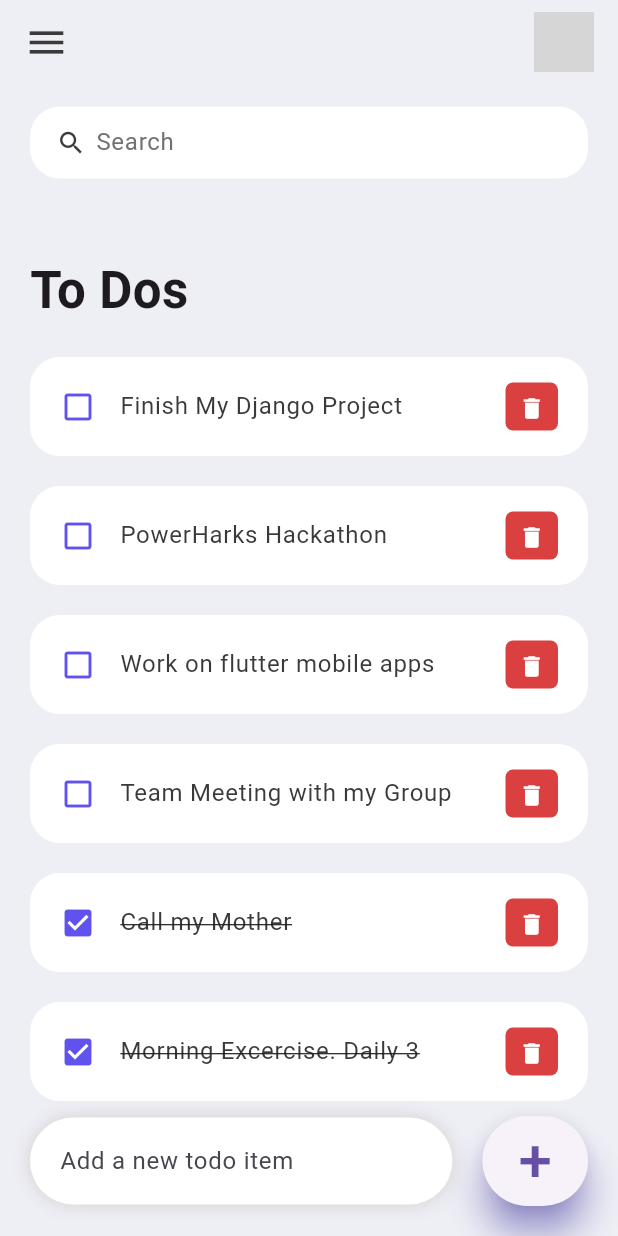
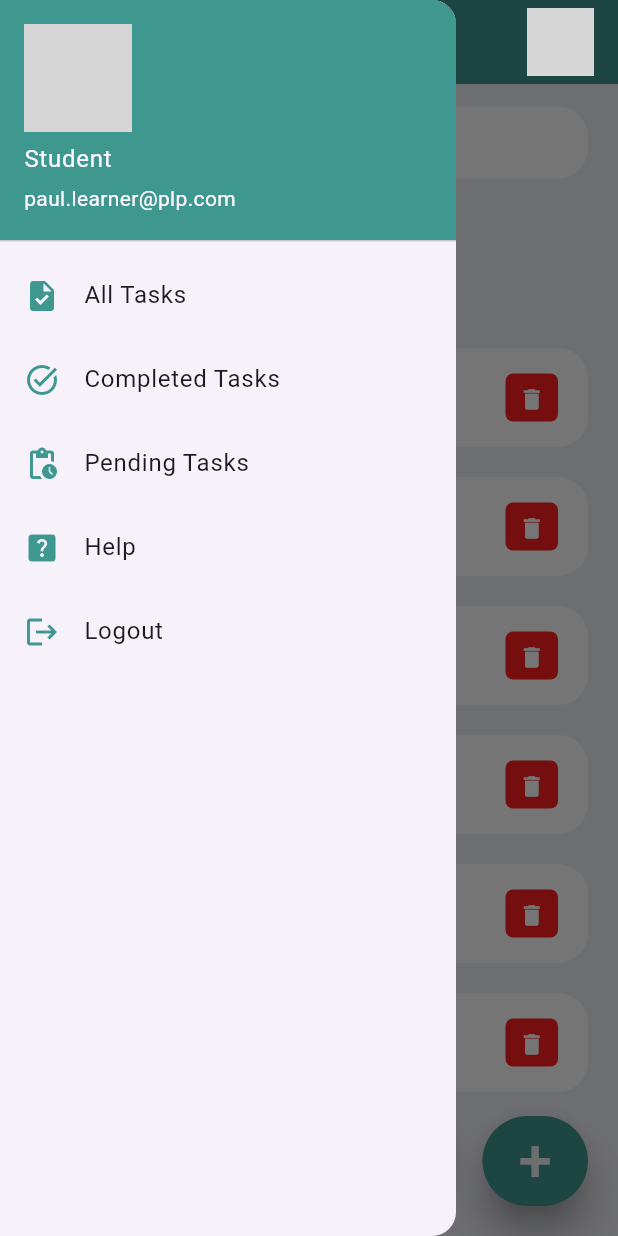
Before and after one commit to paulmagadi/PLP, a Flutter app: the screen it shows after launch, with the side drawer open (before the commit the screen has no drawer), on a phone screen of 412 x 824 dp. Run offline on Flutter 3.47's test engine with Material 3 defaults, Android fonts, the phone set to English and light mode, and no system bars; grey boxes are pictures that could not be loaded.

Commit message:
modified:   DART-and FLUTTER-HACKATHON-2/to_do_app/lib/constants/colors.dart 	modified:   DART-and FLUTTER-HACKATHON-2/to_do_app/lib/main.dart 	modified:   DART-and FLUTTER-HACKATHON-2/to_do_app/lib/screens/home.dart 	modified:   DART-and FLUTTER-HACKATHON-2/to_do_app/lib/widgets/todo_item.dart

```diff
--- a/DART-and FLUTTER-HACKATHON-2/to_do_app/lib/constants/colors.dart
+++ b/DART-and FLUTTER-HACKATHON-2/to_do_app/lib/constants/colors.dart
@@ -1,9 +1,9 @@
 import 'package:flutter/material.dart';
 
-const Color tdRed = Color(0xFFDA4040);
-const Color tdBlue = Color(0xFF5F52EE);
 
-const Color tdBlack = Color(0xFF3A3A3A);
-const Color tdGrey = Color(0xFF717171);
-
-const Color tdBGColor = Color(0xFFEEEFF5);
+const Color colorAppBar = Color.fromARGB(255, 63, 152, 143);
+const Color colorRed = Color.fromARGB(255, 255, 33, 33);
+const Color colorBlack = Color.fromARGB(255, 11, 9, 9);
+const Color colorGrey = Color.fromARGB(255, 154, 154, 154);
+const Color colorBGColor = Color(0xFFEEEFF5);
+const Color colorWhite = Color.fromARGB(255, 255, 255, 255);
--- a/DART-and FLUTTER-HACKATHON-2/to_do_app/lib/main.dart
+++ b/DART-and FLUTTER-HACKATHON-2/to_do_app/lib/main.dart
@@ -17,7 +17,7 @@ class MyApp extends StatelessWidget {
     return const MaterialApp(
       debugShowCheckedModeBanner: false,
       title: 'To Do App',
-      home: Home(),
+      home: Home(), //Home view
     );
   }
 }
--- a/DART-and FLUTTER-HACKATHON-2/to_do_app/lib/screens/home.dart
+++ b/DART-and FLUTTER-HACKATHON-2/to_do_app/lib/screens/home.dart
@@ -1,8 +1,13 @@
 import 'package:flutter/material.dart';
-
 import '../model/todo.dart';
 import '../constants/colors.dart';
 import '../widgets/todo_item.dart';
+
+enum TaskCategory {
+  all,
+  completed,
+  pending,
+}
 
 class Home extends StatefulWidget {
   const Home({Key? key}) : super(key: key);
@@ -25,7 +30,7 @@ class _HomeState extends State<Home> {
   @override
   Widget build(BuildContext context) {
     return Scaffold(
-      backgroundColor: tdBGColor,
+      backgroundColor: colorBGColor,
       appBar: _buildAppBar(),
       body: Stack(
         children: [
@@ -41,41 +46,42 @@ class _HomeState extends State<Home> {
                   child: ListView(
                     children: [
                       Container(
-                        margin:const EdgeInsets.only(
+                        margin: const EdgeInsets.only(
                           top: 50,
                           bottom: 20,
                         ),
-                        child:const Text(
-                          'To Dos',
+                        child: const Text(
+                          'Tasks',
                           style: TextStyle(
-                            fontSize: 34,
+                            fontSize: 30,
                             fontWeight: FontWeight.w600,
                           ),
                         ),
                       ),
-                      for (ToDo todoo in _foundToDo.reversed)
+                      for (ToDo todo in _foundToDo.reversed)
                         ToDoItem(
-                          todo: todoo,
+                          todo: todo,
                           onToDoChanged: _handleToDoChange,
                           onDeleteItem: _deleteToDoItem,
                         ),
                     ],
                   ),
-                )
+                ),
               ],
             ),
           ),
           Align(
             alignment: Alignment.bottomCenter,
-            child: Row(children: [
+            child: Row(
+              children: [
                 Expanded(
                   child: Container(
-                  margin:const EdgeInsets.only(
+                    margin: const EdgeInsets.only(
                       bottom: 20,
                       right: 20,
                       left: 20,
                     ),
-                  padding:const EdgeInsets.symmetric(
+                    padding: const EdgeInsets.symmetric(
                       horizontal: 20,
                       vertical: 5,
                     ),
@@ -93,14 +99,15 @@ class _HomeState extends State<Home> {
                     ),
                     child: TextField(
                       controller: _todoController,
-                    decoration:const InputDecoration(
-                        hintText: 'Add a new todo item',
-                        border: InputBorder.none),
+                      decoration: const InputDecoration(
+                        hintText: 'Add a new todo task',
+                        border: InputBorder.none,
+                      ),
                     ),
                   ),
                 ),
                 Container(
-                margin:const EdgeInsets.only(
+                  margin: const EdgeInsets.only(
                     bottom: 20,
                     right: 20,
                   ),
@@ -109,21 +116,86 @@ class _HomeState extends State<Home> {
                       _addToDoItem(_todoController.text);
                     },
                     style: ElevatedButton.styleFrom(
-                    shadowColor: tdBlue,
-                    minimumSize:const Size(60, 60),
+                      backgroundColor: colorAppBar,
+                      shadowColor: colorGrey,
+                      minimumSize: const Size(60, 60),
                       elevation: 10,
                     ),
                     child: const Text(
                       '+',
                       style: TextStyle(
                         fontSize: 40,
+                        color: colorBGColor,
                       ),
                     ),
                   ),
                 ),
-            ]),
+              ],
+            ),
           ),
         ],
+      ),
+      drawer: Drawer(
+        elevation: 0,
+        child: Column(
+          children: [
+            const UserAccountsDrawerHeader(
+              decoration: BoxDecoration(
+                color: colorAppBar,
+              ),
+              currentAccountPicture: CircleAvatar(
+                backgroundImage: AssetImage('assets/images/paul.jpg'),
+              ),
+              accountName: Text('Student'),
+              accountEmail: Text('paul.learner@plp.com'),
+            ),
+            ListTile(
+              title: const Text('All Tasks'),
+              leading: const Icon(
+                Icons.task,
+                color: colorAppBar,
+              ),
+              onTap: () => _setSelectedCategory(TaskCategory.all, context),
+            ),
+            ListTile(
+              title: const Text('Completed Tasks'),
+              leading: const Icon(
+                Icons.task_alt,
+                color: colorAppBar,
+              ),
+              onTap: () =>
+                  _setSelectedCategory(TaskCategory.completed, context),
+            ),
+            ListTile(
+              title: const Text('Pending Tasks'),
+              leading: const Icon(
+                Icons.pending_actions,
+                color: colorAppBar,
+              ),
+              onTap: () => _setSelectedCategory(TaskCategory.pending, context),
+            ),
+            ListTile(
+              title: const Text('Help'),
+              leading: const Icon(
+                Icons.help_center,
+                color: colorAppBar,
+              ),
+              onTap: () {
+                // Handle help action
+              },
+            ),
+            ListTile(
+              title: const Text('Logout'),
+              leading: const Icon(
+                Icons.logout,
+                color: colorAppBar,
+              ),
+              onTap: () {
+                // Handle logout action
+              },
+            ),
+          ],
+        ),
       ),
     );
   }
@@ -142,10 +214,12 @@ class _HomeState extends State<Home> {
 
   void _addToDoItem(String toDo) {
     setState(() {
-      todosList.add(ToDo(
+      todosList.add(
+        ToDo(
           id: DateTime.now().millisecondsSinceEpoch.toString(),
           todoText: toDo,
-      ));
+        ),
+      );
     });
     _todoController.clear();
   }
@@ -169,18 +243,18 @@ class _HomeState extends State<Home> {
 
   Widget searchBox() {
     return Container(
-      padding:const EdgeInsets.symmetric(horizontal: 15),
+      padding: const EdgeInsets.symmetric(horizontal: 15),
       decoration: BoxDecoration(
         color: Colors.white,
         borderRadius: BorderRadius.circular(20),
       ),
       child: TextField(
         onChanged: (value) => _runFilter(value),
-        decoration:const InputDecoration(
+        decoration: const InputDecoration(
           contentPadding: EdgeInsets.all(0),
           prefixIcon: Icon(
             Icons.search,
-            color: tdBlack,
+            color: colorBlack,
             size: 20,
           ),
           prefixIconConstraints: BoxConstraints(
@@ -189,36 +263,40 @@ class _HomeState extends State<Home> {
           ),
           border: InputBorder.none,
           hintText: 'Search',
-          hintStyle: TextStyle(color: tdGrey),
+          hintStyle: TextStyle(color: colorGrey),
         ),
       ),
     );
   }
 
-
-//App Bar
   AppBar _buildAppBar() {
     return AppBar(
-      backgroundColor: tdBGColor,
+      backgroundColor: colorAppBar,
       elevation: 0,
-      title: Row(mainAxisAlignment: MainAxisAlignment.spaceBetween, children: [
-        const Icon(
-          Icons.menu,
-          color: tdBlack,
-          size: 30,
+      foregroundColor: colorWhite, // Set the text and icon colors to white
+      title: Row(
+        mainAxisAlignment: MainAxisAlignment.spaceBetween,
+        children: [
+          const Text(
+            "To Do App",
+            style: TextStyle(fontSize: 46),
           ),
           SizedBox(
-          height: 40,
-          width: 40,
+            height: 45,
+            width: 45,
             child: ClipRRect(
               borderRadius: BorderRadius.circular(20),
-            child:const Image(
-              image:
-              AssetImage('assets/images/paul.jpg'),
+              child: Image.asset('assets/images/paul.jpg'),
             ),
           ),
+        ],
       ),
-      ]),
     );
   }
+
+  void _setSelectedCategory(TaskCategory category, BuildContext context) {
+    // Handle category selection logic here
+    Navigator.pop(context); // Close the drawer after selection
+    // Implement category filtering logic here if needed
   }
+}
--- a/DART-and FLUTTER-HACKATHON-2/to_do_app/lib/widgets/todo_item.dart
+++ b/DART-and FLUTTER-HACKATHON-2/to_do_app/lib/widgets/todo_item.dart
@@ -18,7 +18,7 @@ class ToDoItem extends StatelessWidget {
   @override
   Widget build(BuildContext context) {
     return Container(
-      margin: EdgeInsets.only(bottom: 20),
+      margin: const EdgeInsets.only(bottom: 20),
       child: ListTile(
         onTap: () {
           // print('Clicked on Todo Item.');
@@ -27,33 +27,33 @@ class ToDoItem extends StatelessWidget {
         shape: RoundedRectangleBorder(
           borderRadius: BorderRadius.circular(20),
         ),
-        contentPadding: EdgeInsets.symmetric(horizontal: 20, vertical: 5),
+        contentPadding:const EdgeInsets.symmetric(horizontal: 20, vertical: 5),
         tileColor: Colors.white,
         leading: Icon(
           todo.isDone ? Icons.check_box : Icons.check_box_outline_blank,
-          color: tdBlue,
+          color: colorAppBar,
         ),
         title: Text(
           todo.todoText!,
           style: TextStyle(
             fontSize: 16,
-            color: tdBlack,
+            color: colorBlack,
             decoration: todo.isDone ? TextDecoration.lineThrough : null,
           ),
         ),
         trailing: Container(
-          padding: EdgeInsets.all(0),
-          margin: EdgeInsets.symmetric(vertical: 12),
+          padding:const EdgeInsets.all(0),
+          margin:const EdgeInsets.symmetric(vertical: 12),
           height: 35,
           width: 35,
           decoration: BoxDecoration(
-            color: tdRed,
+            color: colorRed,
             borderRadius: BorderRadius.circular(5),
           ),
           child: IconButton(
             color: Colors.white,
             iconSize: 18,
-            icon: Icon(Icons.delete),
+            icon:const Icon(Icons.delete),
             onPressed: () {
               // print('Clicked on delete icon');
               onDeleteItem(todo.id);
```
Lines whose indentation alone changed are shown as unchanged.
